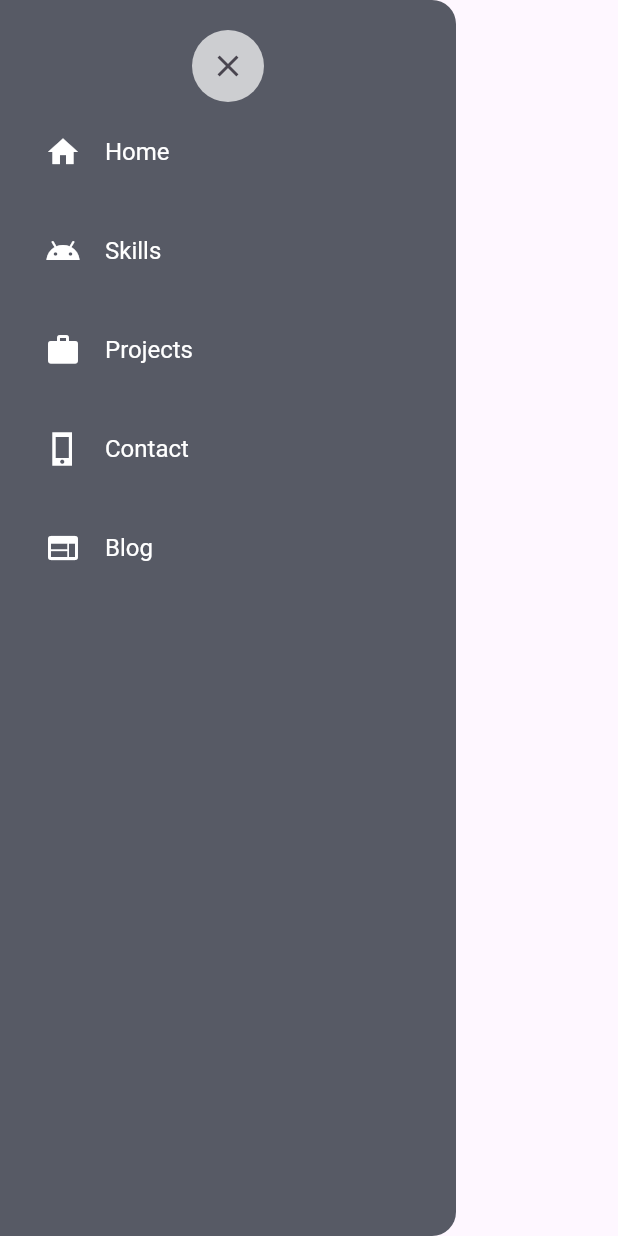
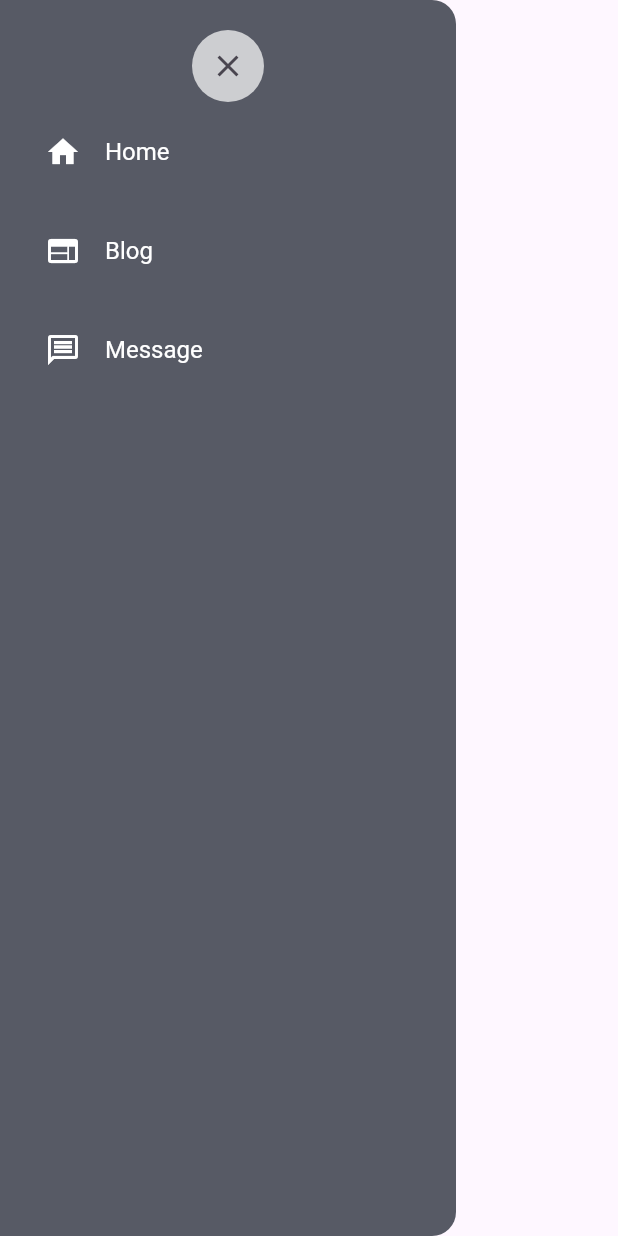
Before and after one commit to alazad214/Portfolio, a Flutter app: the DrawerMobile widget shown alone on an empty page, opened directly, on a phone screen of 412 x 824 dp. Run offline on Flutter 3.47's test engine with Material 3 defaults, Android fonts, the light colour scheme and no system bars; our stand-ins replace animated_text_kit, firebase_core, get, lottie; accounts and stored records are empty.

Commit message:
functionality added

```diff
--- a/lib/Header_section/drawer_mobile.dart
+++ b/lib/Header_section/drawer_mobile.dart
@@ -1,4 +1,5 @@
 import 'package:flutter/material.dart';
+import 'package:get/get.dart';
 
 import '../constants/colors.dart';
 import '../constants/nav_item.dart';
@@ -25,7 +26,8 @@ class DrawerMobile extends StatelessWidget {
         for (int i = 0; i < nav_icons.length; i++)
           InkWell(
             onTap: () {
-
+              Navigator.push(
+                  context, MaterialPageRoute(builder: (_) => nav_pages[i]));
             },
             child: Padding(
               padding: const EdgeInsets.only(left: 25),
--- a/lib/Header_section/header_desktop.dart
+++ b/lib/Header_section/header_desktop.dart
@@ -28,7 +28,8 @@ class HeaderDesktop extends StatelessWidget {
             for (int i = 0; i < nav_titles.length; i++)
               TextButton(
                   onPressed: () {
-
+                    Navigator.push(context,
+                        MaterialPageRoute(builder: (_) => nav_pages[i]));
                   },
                   child: Text(
                     nav_titles[i],
--- a/lib/constants/nav_item.dart
+++ b/lib/constants/nav_item.dart
@@ -1,25 +1,13 @@
 import 'package:flutter/cupertino.dart';
 import 'package:flutter/material.dart';
-import 'package:my_portfilio/contact_section/contact_desktop.dart';
-import 'package:my_portfilio/contact_section/contact_mobile.dart';
-import 'package:my_portfilio/main_section/main_desktop.dart';
-import 'package:my_portfilio/main_section/main_mobile.dart';
-import 'package:my_portfilio/project_section/project_desktop.dart';
-import 'package:my_portfilio/project_section/project_mobile.dart';
-import 'package:my_portfilio/skills_section/skills_desktop.dart';
-import 'package:my_portfilio/skills_section/skills_mobile.dart';
+import 'package:my_portfilio/pages/blogs.dart';
+import 'package:my_portfilio/pages/homepage.dart';
+import 'package:my_portfilio/pages/user_message.dart';
 
-List<String> nav_titles = [
-  "Home",
-  "Skills",
-  "Projects",
-  "Contact",
-  "Blog",
+List<String> nav_titles = ["Home", "Blog", "Message"];
+List<IconData> nav_icons = [Icons.home, Icons.web, Icons.message_outlined];
+List nav_pages = [
+  HomePage(),
+  Blogs_page(),
+  User_Message(),
 ];
-List<IconData> nav_icons = [
-  Icons.home,
-  Icons.android,
-  Icons.work,
-  Icons.phone_iphone_sharp,
-  Icons.web
-];
--- a/lib/main.dart
+++ b/lib/main.dart
@@ -6,12 +6,15 @@ import 'package:my_portfilio/pages/splash.dart';
 import 'firebase_options.dart';
 
 void main() async {
+  WidgetsFlutterBinding.ensureInitialized();
   await Firebase.initializeApp(
     options: DefaultFirebaseOptions.currentPlatform,
   );
-  runApp(const MyApp());
+
   SystemChrome.setSystemUIOverlayStyle(
       const SystemUiOverlayStyle(statusBarColor: Colors.transparent));
+
+  runApp(const MyApp());
 }
 
 class MyApp extends StatelessWidget {
--- a/lib/main_section/main_desktop.dart
+++ b/lib/main_section/main_desktop.dart
@@ -4,9 +4,9 @@ import 'package:flutter/material.dart';
 import 'package:url_launcher/url_launcher.dart';
 
 class MainDesktop extends StatelessWidget {
-  const MainDesktop({super.key, });
-
-
+  const MainDesktop({
+    super.key,
+  });
 
   @override
   Widget build(BuildContext context) {
--- /dev/null
+++ b/lib/pages/user_message.dart
@@ -0,0 +1,10 @@
+import 'package:flutter/material.dart';
+
+class User_Message extends StatelessWidget {
+  const User_Message({super.key});
+
+  @override
+  Widget build(BuildContext context) {
+    return Scaffold();
+  }
+}
--- a/pubspec.yaml
+++ b/pubspec.yaml
@@ -39,12 +39,13 @@ dependencies:
   animated_text_kit: ^4.2.2
   lottie: ^3.1.0
   get: ^4.6.6
+  carousel_slider: ^4.2.1
   firebase_core: ^2.27.0
   firebase_auth: ^4.17.8
   firebase_storage: ^11.6.9
   cloud_firestore: ^4.15.8
   firebase_messaging: ^14.7.19
-  carousel_slider: ^4.2.1
+
 
 dev_dependencies:
   flutter_test:
@@ -93,8 +94,8 @@ flutter:
   assets:
     - assets/image/
     - assets/platform_image/
+    - assets/project_image/
     - assets/skills_image/
-    - assets/project_image/
     - assets/contact/
     - assets/animation/
     - assets/fonts/Anta.ttf
```
Also changed, not shown: lib/constants/exitapp.dart (added, +33 -0 lines), lib/constants/project_item.dart (+4 -3 lines), lib/footer_section/footer_.dart (+12 -3 lines), lib/pages/blogs.dart (added, +10 -0 lines), lib/pages/user_comments.dart (added).
